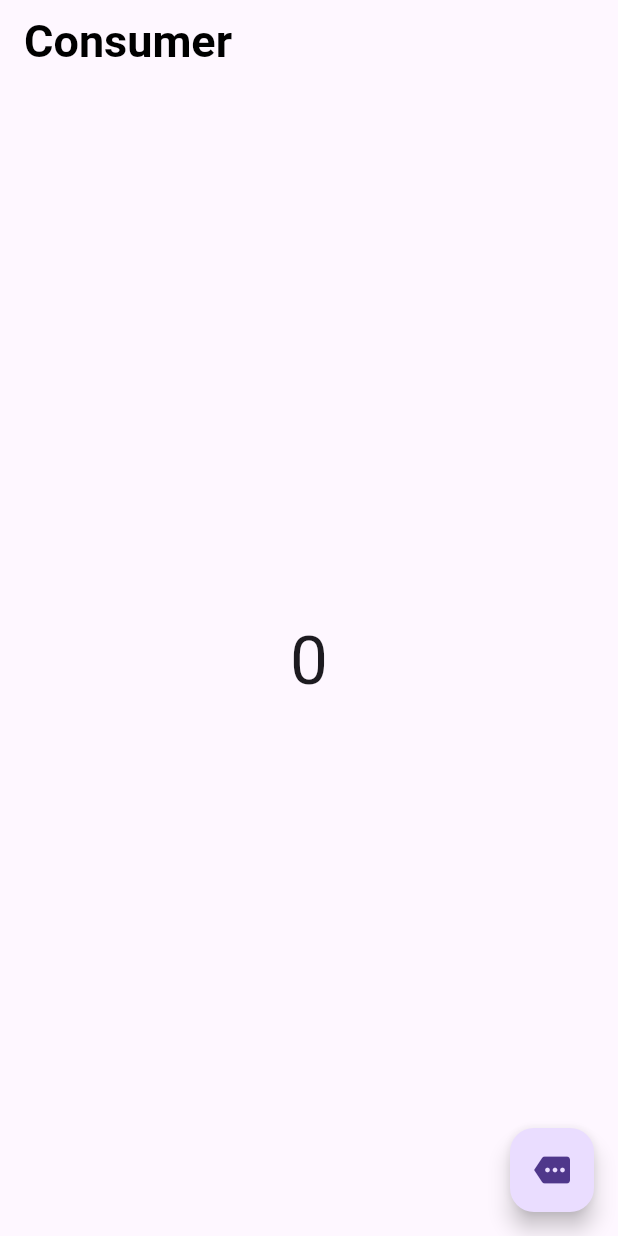
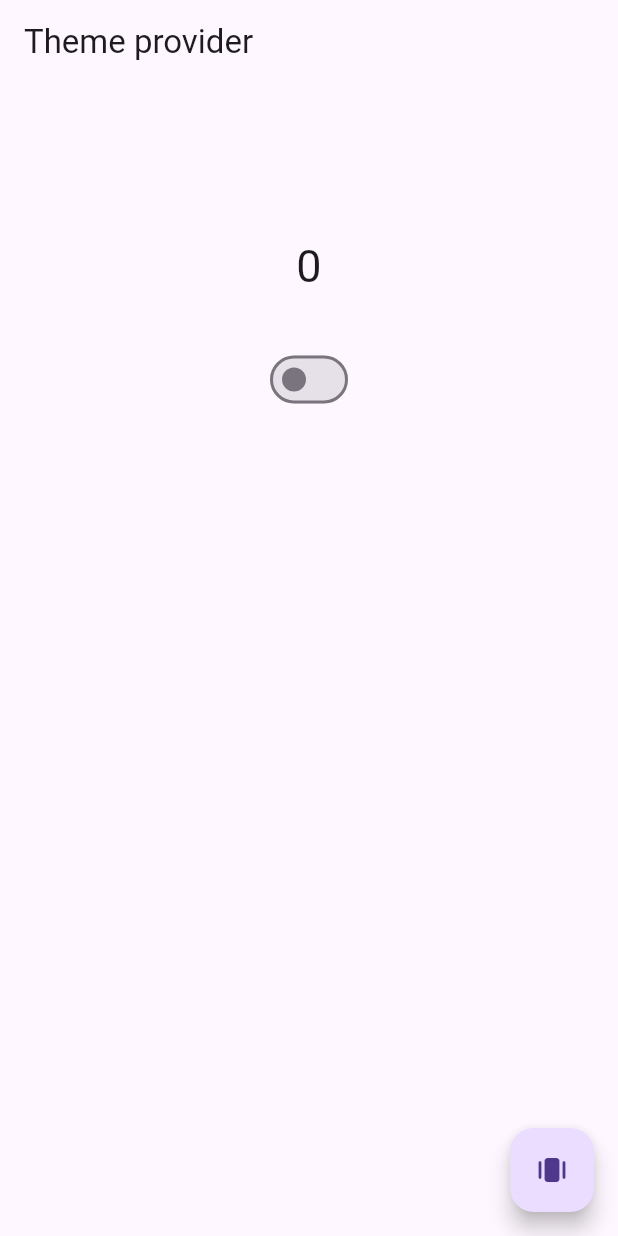
Before and after one commit to sophalsam04-beep/Consumer-in-flutter-part4, a Flutter app: the screen it shows after launch, on a phone screen of 412 x 824 dp. Run offline on Flutter 3.47's test engine with Material 3 defaults, Android fonts, the light colour scheme and no system bars.

Commit message:
Add files via upload

```diff
--- a/lib/main.dart
+++ b/lib/main.dart
@@ -1,13 +1,21 @@
 import 'package:flutter/material.dart';
 import 'package:provider/provider.dart';
 import 'package:self_learning2/models/counter_provider.dart';
+import 'package:self_learning2/models/theme_provider.dart';
 import 'package:self_learning2/pages/home_page.dart';
 
 void main(List<String> args) {
   runApp(
-    ChangeNotifierProvider<CounterProvider>(
-      create: (context) => CounterProvider(),
+    MultiProvider(
+      providers: [
+        ChangeNotifierProvider<CounterProvider>(
+          create: (context) => CounterProvider(),
+        ),
 
+        ChangeNotifierProvider<ThemeProvider>(
+          create: (context) => ThemeProvider(),
+        ),
+      ],
       child: App(),
     ),
   );
@@ -18,6 +26,42 @@ class App extends StatelessWidget {
 
   @override
   Widget build(BuildContext context) {
-    return MaterialApp(debugShowCheckedModeBanner: false,home: HomePage());
+    return MaterialApp(debugShowCheckedModeBanner: false, home: ScreenPage());
   }
 }
+
+class ScreenPage extends StatelessWidget {
+  const ScreenPage({super.key});
+
+  @override
+  Widget build(BuildContext context) {
+    final counter = context.watch<CounterProvider>();
+    final theme = context.watch<ThemeProvider>();
+    return Scaffold(
+      appBar: AppBar(title: Text("Theme provider")),
+      body: Center(
+        child: Column(
+          children: [
+            SizedBox(height: 100),
+            Text("${counter.count}", style: TextStyle(fontSize: 30)),
+            SizedBox(height: 30),
+
+            Switch(
+              value: theme.isDark,
+              onChanged: (value) {
+                context.read<ThemeProvider>().isToggle();
+              },
+            ),
+          ],
+        ),
+      ),
+
+      floatingActionButton: FloatingActionButton(
+        onPressed: () {
+          context.read<CounterProvider>().increment();
+        },
+        child: Icon(Icons.amp_stories_rounded),
+      ),
+    );
+  }
+}
--- a/lib/models/counter_provider.dart
+++ b/lib/models/counter_provider.dart
@@ -1,17 +1,17 @@
 import 'package:flutter/material.dart';
 import 'package:provider/provider.dart';
 
-class CounterProvider extends ChangeNotifier {
+class CounterProvider extends ChangeNotifier{
       int _count = 0;
 
       int get count => _count;
 
-  void increment() {
+      void increment(){
           _count++;
           notifyListeners();
       }
 
-  void decrement() {
+      void decrement(){
         _count--;
         notifyListeners();
       }
--- /dev/null
+++ b/lib/models/theme_provider.dart
@@ -0,0 +1,19 @@
+import 'package:flutter/material.dart';
+import 'package:provider/provider.dart';
+import 'package:self_learning2/models/counter_provider.dart';
+import 'package:self_learning2/pages/home_page.dart';
+import 'package:self_learning2/models/theme_provider.dart';
+import 'package:self_learning2/models/counter_provider.dart';
+import 'package:self_learning2/pages/home_page.dart';
+
+
+class ThemeProvider extends ChangeNotifier{
+      bool _isDark = false;
+
+      bool get isDark => _isDark;
+
+      void isToggle(){
+          _isDark = !_isDark;
+          notifyListeners();
+      }
+}
```
Lines whose indentation alone changed are shown as unchanged.
